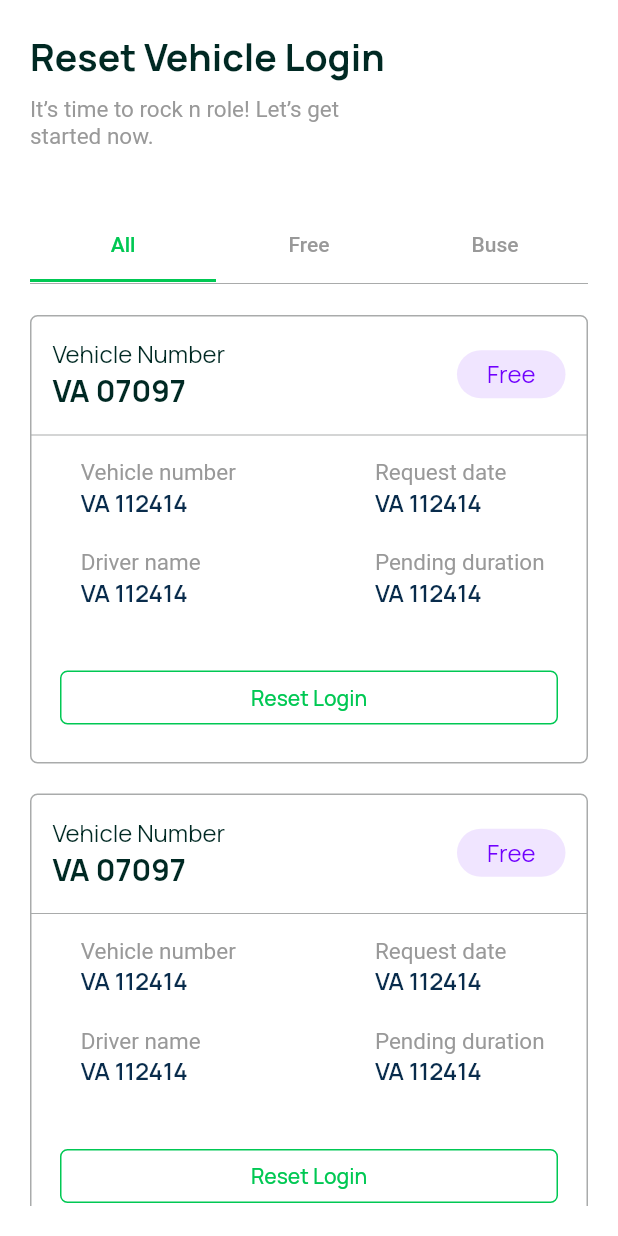
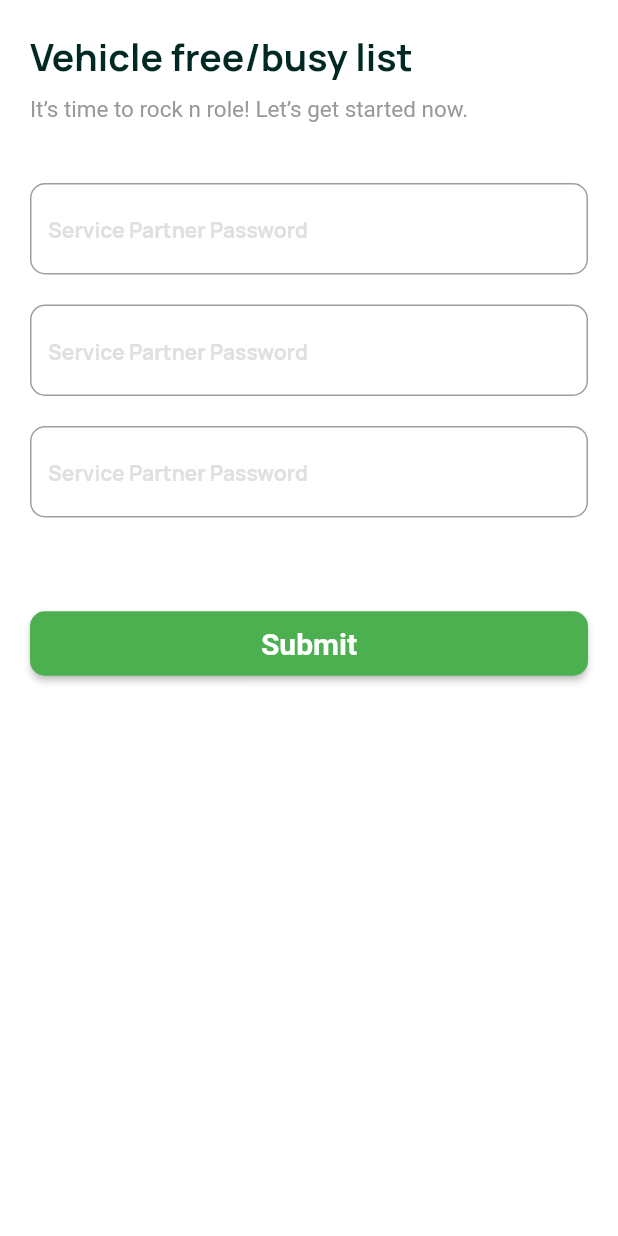
Before and after one commit to AliAkberAakash/flutter_getx_template, a Flutter app: the screen it shows after launch, after a tap on "Reset Login", on a phone screen of 412 x 824 dp. Run offline on Flutter 3.47's test engine with Material 2 defaults, Android fonts, the phone set to English and light mode, and no system bars; our stand-ins replace cached_network_image, carousel_slider, dio, flutter_svg, fluttertoast, get and 6 more.

Commit message:
added reset login screen

```diff
--- /dev/null
+++ b/lib/ui/reset_vehicle_login/reset_vehicle_login_screen.dart
@@ -0,0 +1,61 @@
+import 'package:flutter/material.dart';
+import 'package:nilam/ui/common_widgets/large_headline_widget.dart';
+import 'package:nilam/ui/common_widgets/text_field_headline.dart';
+import 'package:nilam/ui/service_provider/widgets/common_text_field.dart';
+import 'package:nilam/ui/service_provider/widgets/positive_button.dart';
+import 'package:nilam/utils/dimens.dart';
+import 'package:nilam/utils/spacers.dart';
+
+class ResetVehicleLoginScreen extends StatefulWidget {
+  const ResetVehicleLoginScreen({Key? key}) : super(key: key);
+
+  @override
+  _ResetVehicleLoginScreenState createState() => _ResetVehicleLoginScreenState();
+}
+
+class _ResetVehicleLoginScreenState extends State<ResetVehicleLoginScreen> {
+  @override
+  Widget build(BuildContext context) {
+    return Scaffold(
+      body: LayoutBuilder(
+          builder: (ctx, constraints){
+            return Container(
+              padding: EdgeInsets.all(dp20),
+              child: ListView(
+                children: [
+                  LargeHeadlineWidget(
+                    headline: "Vehicle free/busy list",
+                  ),
+                  VSpacer10(),
+                  SizedBox(
+                    width: constraints.maxWidth * 0.6,
+                    child: TextFieldHeadline(
+                      headline: "It’s time to rock n role!"
+                          " Let’s get started now.",
+                    ),
+                  ),
+                  VSpacer40(),
+                  CommonTextField(
+                    controller: TextEditingController(),
+                    hint: "Service Partner Password",
+                  ),
+                  VSpacer20(),
+                  CommonTextField(
+                    controller: TextEditingController(),
+                    hint: "Service Partner Password",
+                  ),
+                  VSpacer20(),
+                  CommonTextField(
+                    controller: TextEditingController(),
+                    hint: "Service Partner Password",
+                  ),
+                  VSpacer60(),
+                  PositiveButton(text: "Submit", onClicked: (){})
+                ],
+              ),
+            );
+          },
+      ),
+    );
+  }
+}
--- a/lib/ui/reset_vehicle_login/widgets/reset_vehicle_item.dart
+++ b/lib/ui/reset_vehicle_login/widgets/reset_vehicle_item.dart
@@ -1,9 +1,10 @@
 import 'package:flutter/material.dart';
-import 'package:get/get_core/src/get_main.dart';
+import 'package:get/get.dart';
 import 'package:google_fonts/google_fonts.dart';
 import 'package:nilam/ui/common_widgets/outlined_material_button.dart';
 import 'package:nilam/ui/registration_request/widgets/status_chip.dart';
 import 'package:nilam/ui/registration_request/widgets/vehicle_info_widget.dart';
+import 'package:nilam/ui/reset_vehicle_login/reset_vehicle_login_screen.dart';
 import 'package:nilam/utils/colors.dart';
 import 'package:nilam/utils/dimens.dart';
 import 'package:nilam/utils/spacers.dart';
@@ -128,7 +129,7 @@ class ResetVehicleItem extends StatelessWidget {
             padding: const EdgeInsets.all(dp20),
             child: OutlinedMaterialButton(
               onClick: () {
-
+                Get.to(ResetVehicleLoginScreen());
               },
               text: "Reset Login",
             ),
--- a/lib/ui/service_provider/widgets/common_text_field.dart
+++ b/lib/ui/service_provider/widgets/common_text_field.dart
@@ -1,11 +1,13 @@
 import 'package:flutter/material.dart';
+import 'package:google_fonts/google_fonts.dart';
 import 'package:nilam/utils/colors.dart';
 import 'package:nilam/utils/dimens.dart';
 
 class CommonTextField extends StatelessWidget {
   final TextEditingController controller;
+  final String hint;
 
-  const CommonTextField({required this.controller});
+  const CommonTextField({required this.controller, this.hint = ""});
 
   @override
   Widget build(BuildContext context) {
@@ -18,6 +20,11 @@ class CommonTextField extends StatelessWidget {
       ),
       textInputAction: TextInputAction.next,
       decoration: InputDecoration(
+        hintText: hint,
+        hintStyle: GoogleFonts.manrope(
+          color: light_grey,
+          fontSize: 14
+        ),
         border: OutlineInputBorder(
           borderRadius: BorderRadius.circular(dp10),
           borderSide: BorderSide(color: grey),
```
